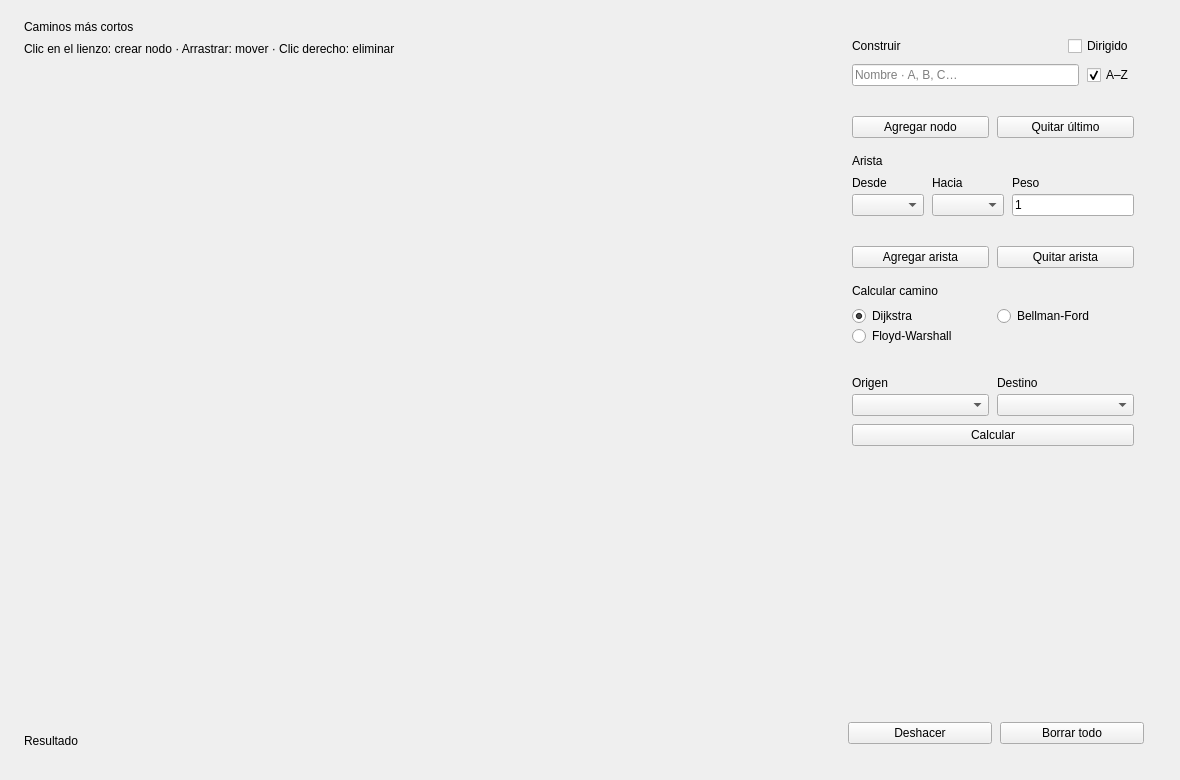
The window that ui/MainWindow.ui (HJMillan/grafo) describes before a commit, drawn with Qt 5.
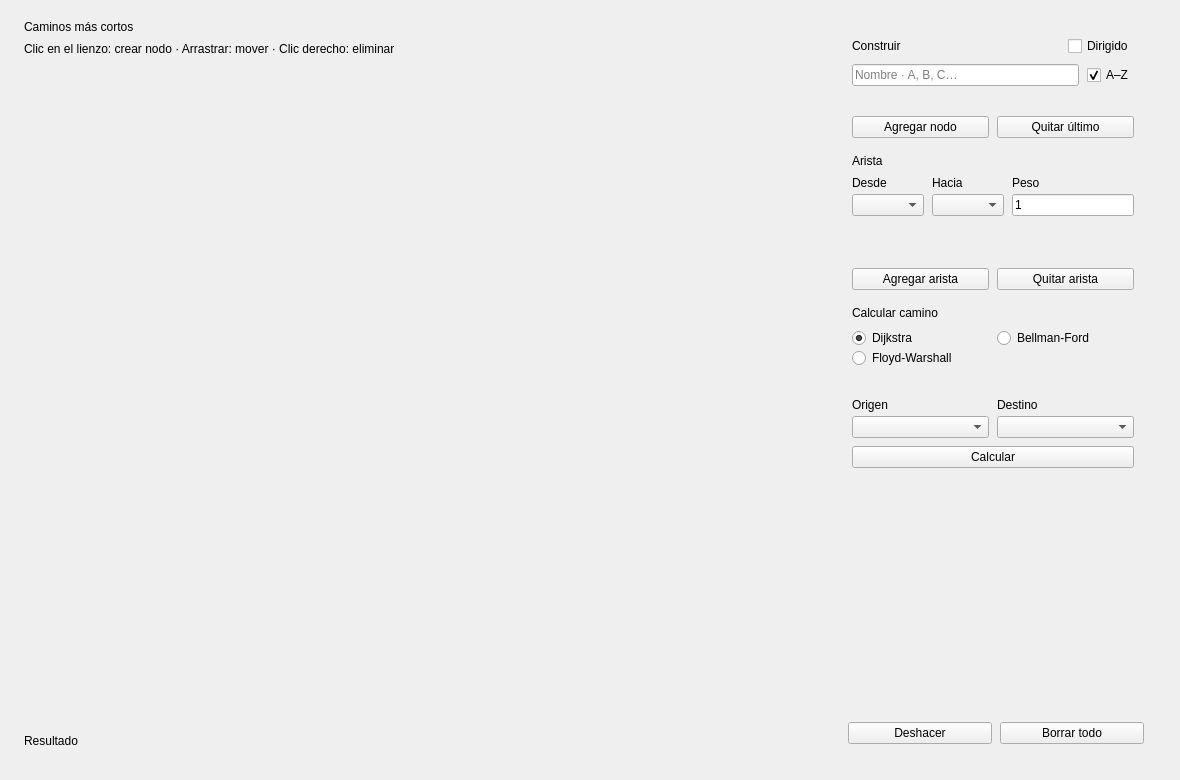
The same window after the commit. Custom widgets are drawn as their Qt base class.

```diff
--- a/ui/MainWindow.ui
+++ b/ui/MainWindow.ui
@@ -300,6 +300,13 @@
              </property>
             </widget>
            </item>
+           <item>
+            <widget class="QLabel" name="lblEdgeInfo">
+             <property name="wordWrap">
+              <bool>true</bool>
+             </property>
+            </widget>
+           </item>
            <item>
             <layout class="QHBoxLayout" name="layoutEdgeActions">
              <item>
```
